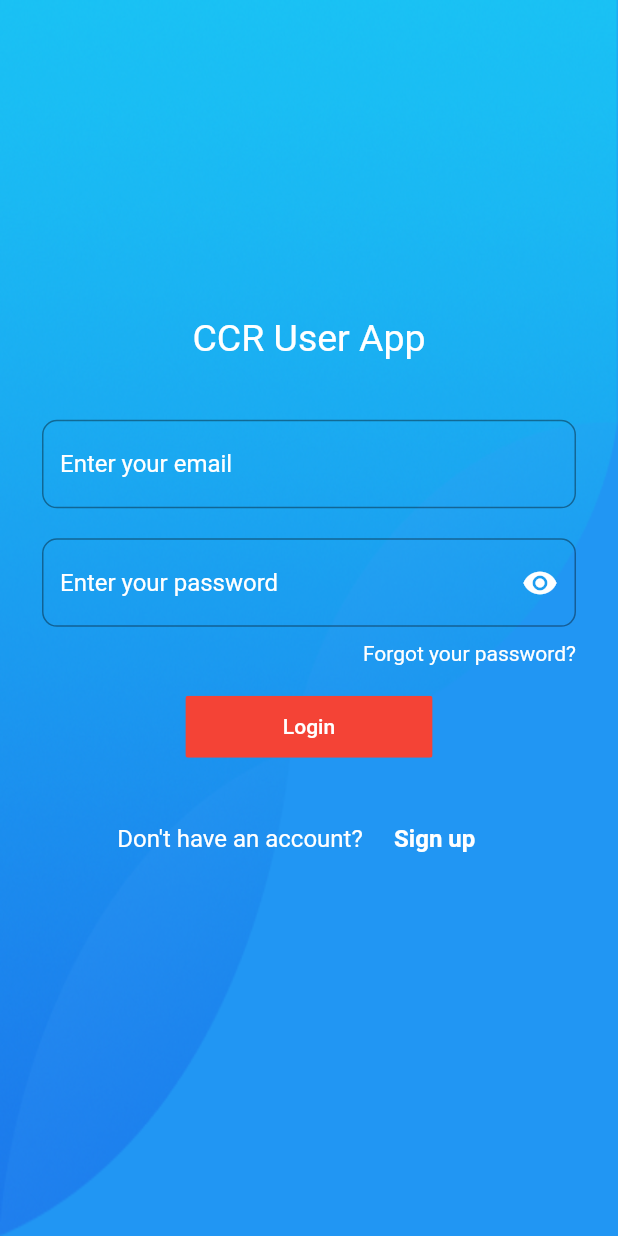
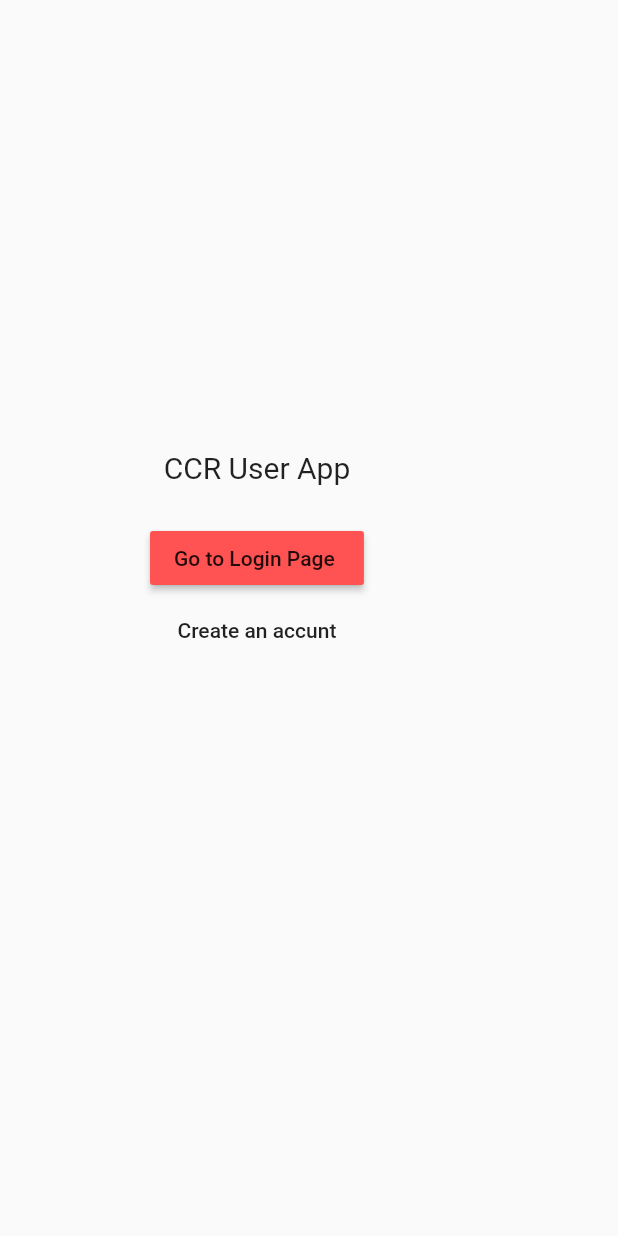
Before and after one commit to mehedimithu/patient_app_UI, a Flutter app: the screen it shows after launch, on a phone screen of 412 x 824 dp. Run offline on Flutter 3.47's test engine with Material 2 defaults, Android fonts, the phone set to English and light mode, and no system bars; our stand-ins replace bloc, equatable, firebase_auth, firebase_core, flutter_bloc, get; accounts and stored records are empty.

Commit message:
bloc added

```diff
--- a/lib/auth/login/bloc/login_event.dart
+++ b/lib/auth/login/bloc/login_event.dart
@@ -6,3 +6,8 @@ abstract class LoginEvent extends Equatable {
   @override
   List<Object> get props => [];
 }
+
+class SigninButtonWasPressed extends LoginEvent {
+  String email, password;
+  SigninButtonWasPressed({@required this.email, @required this.password});
+}
--- a/lib/auth/login/ui/login.dart
+++ b/lib/auth/login/ui/login.dart
@@ -1,9 +1,6 @@
 import 'dart:ui';
 import 'package:flutter/material.dart';
-import 'package:flutter_bloc/flutter_bloc.dart';
-import 'package:user_app/auth/bloc/auth_bloc.dart';
 import 'package:user_app/auth/home/ui/dashboard.dart';
-import 'package:user_app/auth/login/ui/splash_screen.dart';
 
 class LoginPage extends StatefulWidget {
   @override
@@ -14,12 +11,6 @@ class _LoginPageState extends State<LoginPage> {
   @override
   Widget build(BuildContext context) {
     Size screenSize = MediaQuery.of(context).size;
-    return BlocBuilder<AuthBloc, AuthState>(builder: (context, state) {
-      if (state is UnAuthenticateState) {
-        return SplashScreen();
-      } else if (state is AuthenticateState) {
-        return LoginPage();
-      }
     return Scaffold(
       body: Stack(
         children: [
@@ -106,8 +97,7 @@ class _LoginPageState extends State<LoginPage> {
                     ),
                   ),
                   Container(
-                      padding:
-                          EdgeInsets.symmetric(vertical: 10, horizontal: 20),
+                    padding: EdgeInsets.symmetric(vertical: 10, horizontal: 20),
                     width: screenSize.width,
                     child: Text(
                       'Forgot your password?',
@@ -148,8 +138,8 @@ class _LoginPageState extends State<LoginPage> {
                           children: <Widget>[
                             Text(
                               'Don\'t have an account? ',
-                                style: TextStyle(
-                                    color: Colors.white, fontSize: 16),
+                              style:
+                                  TextStyle(color: Colors.white, fontSize: 16),
                             ),
                             FlatButton(
                               onPressed: () {},
@@ -173,6 +163,4 @@ class _LoginPageState extends State<LoginPage> {
       ),
     );
   }
-    );
 }
-}
--- a/lib/auth/signup/bloc/signup_event.dart
+++ b/lib/auth/signup/bloc/signup_event.dart
@@ -9,5 +9,5 @@ abstract class SignupEvent extends Equatable {
 
 class SignupButtonWasPressed extends SignupEvent {
   String email, password;
-  SignupButtonWasPressed({this.email, this.password});
+  SignupButtonWasPressed({@required this.email, @required this.password});
 }
--- a/lib/main.dart
+++ b/lib/main.dart
@@ -2,6 +2,9 @@ import 'package:firebase_core/firebase_core.dart';
 import 'package:flutter/material.dart';
 import 'package:flutter/services.dart';
 import 'package:flutter_bloc/flutter_bloc.dart';
+import 'package:get/get_navigation/get_navigation.dart';
+import 'package:user_app/auth/login/ui/splash_screen.dart';
+import 'package:user_app/auth/signup/signup.dart';
 
 import 'auth/bloc/auth_bloc.dart';
 import 'auth/login/ui/login.dart';
@@ -27,8 +30,58 @@ class MyApp extends StatelessWidget {
       ),
       home: BlocProvider(
         create: (context) => AuthBloc(),
-        child: LoginPage(),
+        child: WelcomePage(),
       ),
     );
   }
 }
+
+class WelcomePage extends StatefulWidget {
+  @override
+  _WelcomePageState createState() => _WelcomePageState();
+}
+
+class _WelcomePageState extends State<WelcomePage> {
+  @override
+  Widget build(BuildContext context) {
+    return BlocBuilder<AuthBloc, AuthState>(
+      builder: (context, state) {
+        if (state is UnAuthenticateState) {
+          return SplashScreen();
+        } else if (state is AuthenticateState) {
+          return LoginPage();
+        }
+        return Scaffold(
+          body: Padding(
+            padding: const EdgeInsets.only(top: 300, left: 100, right: 100),
+            child: Column(
+              children: [
+                Text(
+                  'CCR User App',
+                  style: TextStyle(fontSize: 20),
+                ),
+                SizedBox(height: 25),
+                RaisedButton(
+                  onPressed: () {
+                    Navigator.push(context,
+                        MaterialPageRoute(builder: (context) => LoginPage()));
+                  },
+                  child: Text("Go to Login Page "),
+                  color: Colors.redAccent,
+                ),
+                FlatButton(
+                    onPressed: () {
+                      Navigator.push(
+                          context,
+                          MaterialPageRoute(
+                              builder: (context) => SignupPage()));
+                    },
+                    child: Text("Create an accunt"))
+              ],
+            ),
+          ),
+        );
+      },
+    );
+  }
+}
```
Also changed, not shown: lib/auth/login/bloc/login_bloc.dart (+13 -2 lines), lib/auth/login/bloc/login_state.dart (+12 -0 lines). Lines whose indentation alone changed are shown as unchanged.
